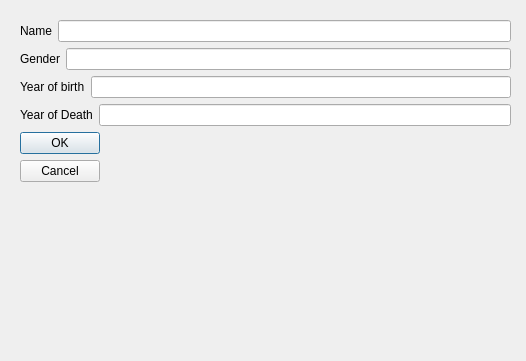
This is vika3/Vika3/dialogedit.ui in BeanBean-Nyah/T113-VLN as Qt 5 draws it before an edit. The edited form follows.
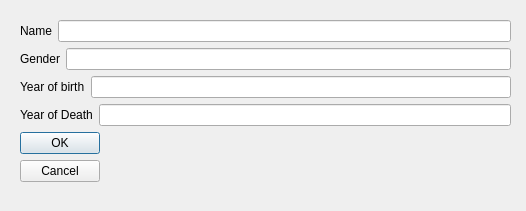
This is the edited form.

```diff
--- a/vika3/Vika3/dialogedit.ui
+++ b/vika3/Vika3/dialogedit.ui
@@ -7,7 +7,7 @@
     <x>0</x>
     <y>0</y>
     <width>526</width>
-    <height>361</height>
+    <height>211</height>
    </rect>
   </property>
   <property name="windowTitle">
@@ -19,7 +19,7 @@
      <x>20</x>
      <y>20</y>
      <width>491</width>
-     <height>331</height>
+     <height>181</height>
     </rect>
    </property>
    <layout class="QVBoxLayout" name="verticalLayout">
```
